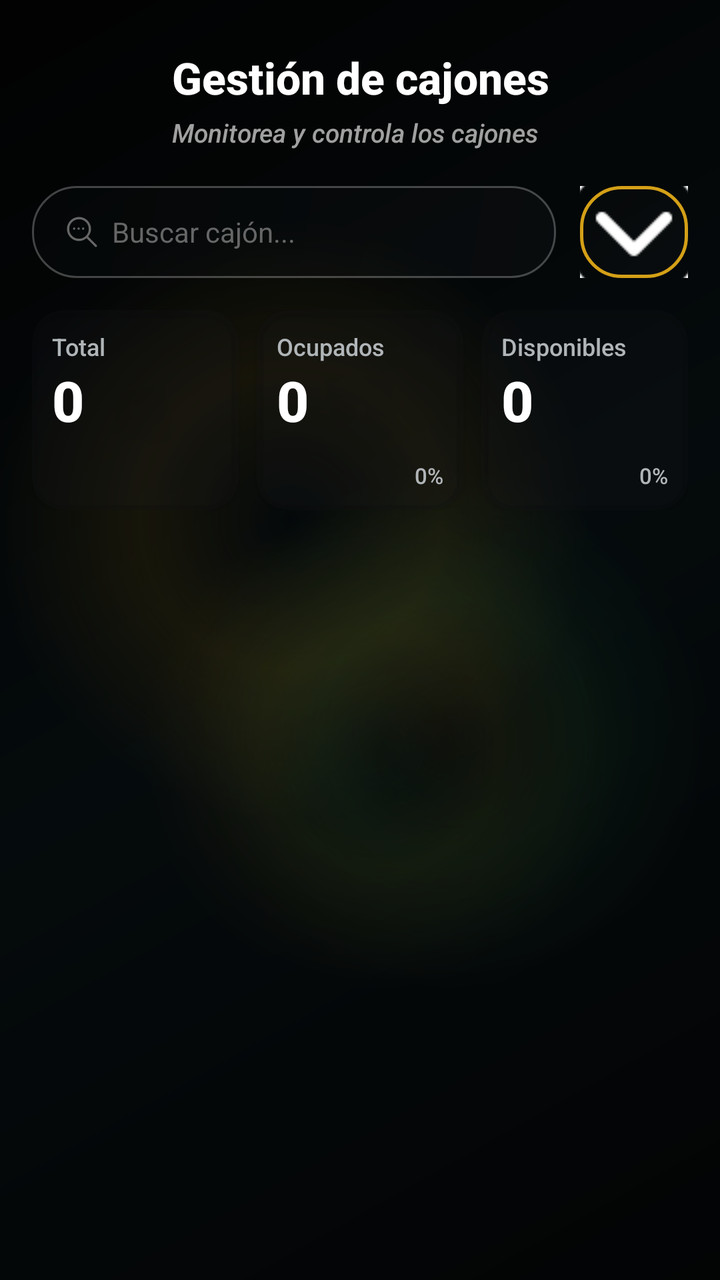
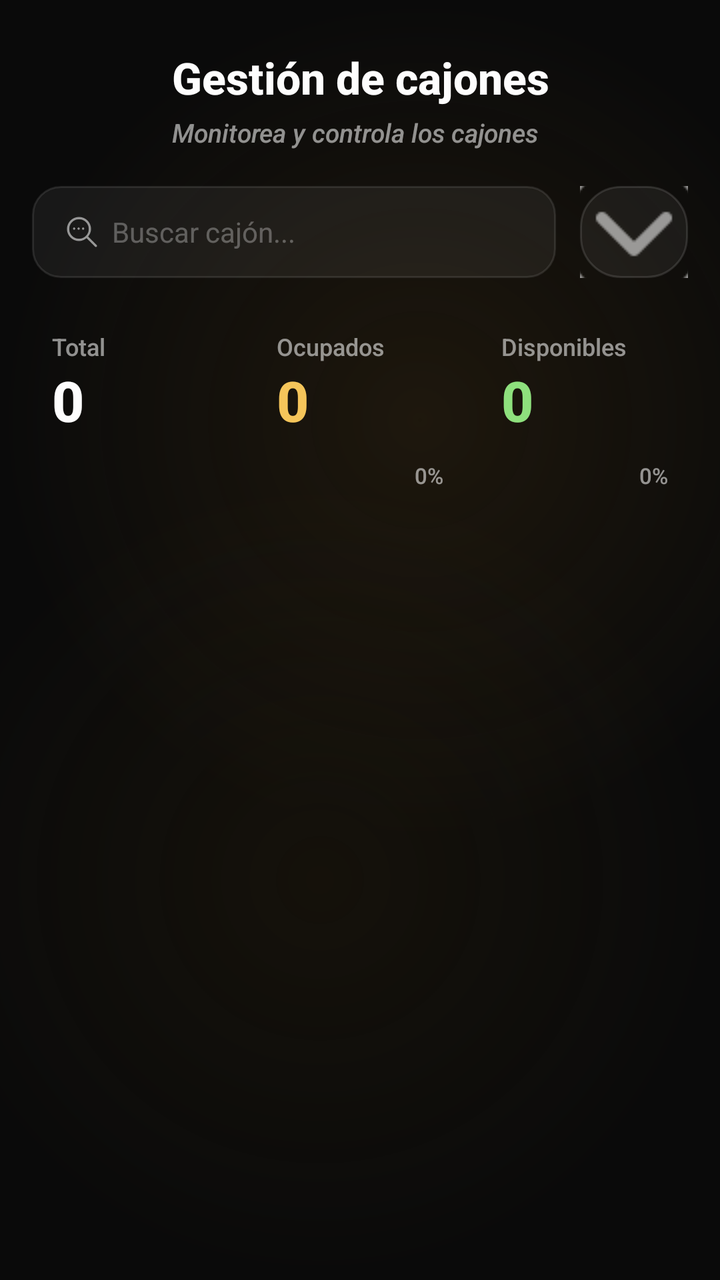

An Android layout rendered at two revisions. The XML below is the earlier revision; the diff shows what the commit changed to produce the second picture.
<!-- AndroidManifest.xml: application theme Theme.AppKaaxPark -->
<!-- res/layout/activity_cajones.xml -->
<?xml version="1.0" encoding="utf-8"?>
<androidx.constraintlayout.widget.ConstraintLayout
    xmlns:android="http://schemas.android.com/apk/res/android"
    xmlns:app="http://schemas.android.com/apk/res-auto"
    xmlns:tools="http://schemas.android.com/tools"
    android:layout_width="match_parent"
    android:layout_height="match_parent"
    android:background="@drawable/bg_screen_glass"
    android:padding="16dp"
    tools:context=".Admin.Cajones">

    <TextView
        android:id="@+id/lblTituloCajones"
        android:layout_width="wrap_content"
        android:layout_height="wrap_content"
        android:layout_marginStart="70dp"
        android:layout_marginTop="8dp"
        android:text="Gestión de cajones"
        android:textColor="#FFFFFF"
        android:textSize="22sp"
        android:textStyle="bold"
        app:layout_constraintStart_toStartOf="parent"
        app:layout_constraintTop_toTopOf="parent" />

    <TextView
        android:id="@+id/lblSubtituloCajones"
        android:layout_width="wrap_content"
        android:layout_height="wrap_content"
        android:layout_marginStart="70dp"
        android:layout_marginTop="4dp"
        android:text="Monitorea y controla los cajones"
        android:textColor="#A0A0A0"
        android:textSize="13sp"
        android:textStyle="italic"
        app:layout_constraintStart_toStartOf="parent"
        app:layout_constraintTop_toBottomOf="@id/lblTituloCajones" />

    <EditText
        android:id="@+id/txtBuscarCajon"
        android:layout_width="0dp"
        android:layout_height="46dp"
        android:layout_marginTop="18dp"
        android:layout_marginEnd="12dp"
        android:background="@drawable/bg_buscador_cajones"
        android:hint="Buscar cajón..."
        android:textColorHint="#666666"
        android:textColor="#FFFFFF"
        android:paddingStart="40dp"
        android:paddingEnd="16dp"
        android:textSize="14sp"
        android:inputType="text"
        app:layout_constraintEnd_toStartOf="@id/btnFiltro"
        app:layout_constraintStart_toStartOf="parent"
        app:layout_constraintTop_toBottomOf="@id/lblSubtituloCajones" />

    <ImageView
        android:layout_width="18dp"
        android:layout_height="18dp"
        android:layout_marginStart="16dp"
        android:src="@drawable/icon_buscar"
        app:layout_constraintBottom_toBottomOf="@id/txtBuscarCajon"
        app:layout_constraintStart_toStartOf="@id/txtBuscarCajon"
        app:layout_constraintTop_toTopOf="@id/txtBuscarCajon"
        app:tint="#666666" />

    <ImageButton
        android:id="@+id/btnFiltro"
        android:layout_width="54dp"
        android:layout_height="46dp"
        android:background="@drawable/bg_filtro_cajones"
        android:src="@drawable/icon_filtro"
        app:layout_constraintBottom_toBottomOf="@id/txtBuscarCajon"
        app:layout_constraintEnd_toEndOf="parent"
        app:layout_constraintTop_toTopOf="@id/txtBuscarCajon"
        app:tint="#FFFFFF" />

    <LinearLayout
        android:id="@+id/layoutContadores"
        android:layout_width="match_parent"
        android:layout_height="100dp"
        android:layout_marginTop="16dp"
        android:orientation="horizontal"
        app:layout_constraintTop_toBottomOf="@id/txtBuscarCajon">

        <androidx.cardview.widget.CardView
            android:layout_width="0dp"
            android:layout_height="match_parent"
            android:layout_weight="1"
            android:layout_marginEnd="6dp"
            app:cardBackgroundColor="@color/glass_surface"
            app:cardCornerRadius="16dp">
            <RelativeLayout
                android:layout_width="match_parent"
                android:layout_height="match_parent"
                android:padding="10dp">
                <TextView
                    android:id="@+id/lblTotalTag"
                    android:layout_width="wrap_content"
                    android:layout_height="wrap_content"
                    android:text="Total"
                    android:textColor="#B0B5B8"
                    android:textSize="12sp" />
                <TextView
                    android:id="@+id/txtTotalCajones"
                    android:layout_width="wrap_content"
                    android:layout_height="wrap_content"
                    android:layout_below="@id/lblTotalTag"
                    android:text="0"
                    android:textColor="#FFFFFF"
                    android:textSize="28sp"
                    android:textStyle="bold"/>
            </RelativeLayout>
        </androidx.cardview.widget.CardView>

        <androidx.cardview.widget.CardView
            android:layout_width="0dp"
            android:layout_height="match_parent"
            android:layout_weight="1"
            android:layout_marginHorizontal="3dp"
            app:cardBackgroundColor="@color/glass_surface"
            app:cardCornerRadius="16dp">
            <RelativeLayout
                android:layout_width="match_parent"
                android:layout_height="match_parent"
                android:padding="10dp">
                <TextView
                    android:id="@+id/lblOcupadosTag"
                    android:layout_width="wrap_content"
                    android:layout_height="wrap_content"
                    android:text="Ocupados"
                    android:textColor="#B0B5B8"
                    android:textSize="12sp" />
                <TextView
                    android:id="@+id/txtOcupadosCajones"
                    android:layout_width="wrap_content"
                    android:layout_height="wrap_content"
                    android:layout_below="@id/lblOcupadosTag"
                    android:text="0"
                    android:textColor="#FFFFFF"
                    android:textSize="28sp"
                    android:textStyle="bold" />
                <TextView
                    android:id="@+id/txtOcupadosPorcentaje"
                    android:layout_width="wrap_content"
                    android:layout_height="wrap_content"
                    android:layout_alignParentEnd="true"
                    android:layout_alignParentBottom="true"
                    android:text="0%"
                    android:textColor="#B0B5B8"
                    android:textSize="11sp" />
            </RelativeLayout>
        </androidx.cardview.widget.CardView>

        <androidx.cardview.widget.CardView
            android:layout_width="0dp"
            android:layout_height="match_parent"
            android:layout_weight="1"
            android:layout_marginStart="6dp"
            app:cardBackgroundColor="@color/glass_surface"
            app:cardCornerRadius="16dp">
            <RelativeLayout
                android:layout_width="match_parent"
                android:layout_height="match_parent"
                android:padding="10dp">
                <TextView
                    android:id="@+id/lblDisponiblesTag"
                    android:layout_width="wrap_content"
                    android:layout_height="wrap_content"
                    android:text="Disponibles"
                    android:textColor="#B0B5B8"
                    android:textSize="12sp" />
                <TextView
                    android:id="@+id/txtDisponiblesCajones"
                    android:layout_width="wrap_content"
                    android:layout_height="wrap_content"
                    android:layout_below="@id/lblDisponiblesTag"
                    android:text="0"
                    android:textColor="#FFFFFF"
                    android:textSize="28sp"
                    android:textStyle="bold"/>
                <TextView
                    android:id="@+id/txtDisponiblesPorcentaje"
                    android:layout_width="wrap_content"
                    android:layout_height="wrap_content"
                    android:layout_alignParentEnd="true"
                    android:layout_alignParentBottom="true"
                    android:text="0%"
                    android:textColor="#B0B5B8"
                    android:textSize="11sp" />
            </RelativeLayout>
        </androidx.cardview.widget.CardView>
    </LinearLayout>

    <ScrollView
        android:layout_width="match_parent"
        android:layout_height="0dp"
        android:layout_marginTop="14dp"
        app:layout_constraintTop_toBottomOf="@id/layoutContadores"
        app:layout_constraintBottom_toBottomOf="parent">

        <LinearLayout
            android:id="@+id/layoutListaCajones"
            android:layout_width="match_parent"
            android:layout_height="wrap_content"
            android:orientation="vertical"
            android:paddingBottom="80dp">

        </LinearLayout>
    </ScrollView>

    <TextView
        android:id="@+id/lblSinCajones"
        android:layout_width="wrap_content"
        android:layout_height="wrap_content"
        android:text="No se encontraron cajones."
        android:textColor="#9E9E9E"
        android:textSize="13sp"
        android:visibility="gone"
        app:layout_constraintTop_toBottomOf="@id/layoutContadores"
        app:layout_constraintStart_toStartOf="parent"
        app:layout_constraintEnd_toEndOf="parent"
        android:layout_marginTop="40dp" />

</androidx.constraintlayout.widget.ConstraintLayout>
<!-- resources referenced by this layout -->
<resources>
  <color name="glass_surface">#33191D21</color>
  <!-- drawable bg_buscador_cajones (drawable) -->
  <?xml version="1.0" encoding="utf-8"?>
  <shape xmlns:android="http://schemas.android.com/apk/res/android"
      android:shape="rectangle">
      <gradient
          android:angle="135"
          android:startColor="#33191D21"
          android:centerColor="#26171B1F"
          android:endColor="#20101214" />
      <stroke
          android:width="1dp"
          android:color="@color/glass_border" />
      <corners android:radius="22dp" />
  </shape>
  <!-- drawable bg_filtro_cajones (drawable) -->
  <?xml version="1.0" encoding="utf-8"?>
  <shape xmlns:android="http://schemas.android.com/apk/res/android"
      android:shape="rectangle">
      <gradient
          android:angle="135"
          android:startColor="#33191D21"
          android:centerColor="#26171B1F"
          android:endColor="#20101214" />
      <stroke
          android:width="1.5dp"
          android:color="@color/gold_primary" />
      <corners android:radius="20dp" />
  </shape>
  <!-- drawable bg_screen_glass (drawable) -->
  <?xml version="1.0" encoding="utf-8"?>
  <layer-list xmlns:android="http://schemas.android.com/apk/res/android">
  
      <item>
          <shape android:shape="rectangle">
              <gradient
                  android:angle="135"
                  android:startColor="#050607"
                  android:centerColor="#081114"
                  android:endColor="#030303" />
          </shape>
      </item>
  
      <item
          android:left="-70dp"
          android:top="-120dp">
          <shape android:shape="oval">
              <size
                  android:width="260dp"
                  android:height="260dp" />
              <gradient
                  android:type="radial"
                  android:gradientRadius="150dp"
                  android:centerColor="#26D4A017"
                  android:endColor="#00D4A017" />
          </shape>
      </item>
  
      <item
          android:right="-90dp"
          android:top="90dp">
          <shape android:shape="oval">
              <size
                  android:width="240dp"
                  android:height="240dp" />
              <gradient
                  android:type="radial"
                  android:gradientRadius="130dp"
                  android:centerColor="#182ECC71"
                  android:endColor="#002ECC71" />
          </shape>
      </item>
  
      <item
          android:left="20dp"
          android:bottom="-110dp">
          <shape android:shape="oval">
              <size
                  android:width="220dp"
                  android:height="220dp" />
              <gradient
                  android:type="radial"
                  android:gradientRadius="120dp"
                  android:centerColor="#1AD4A017"
                  android:endColor="#00D4A017" />
          </shape>
      </item>
  
      <item>
          <shape android:shape="rectangle">
              <solid android:color="@color/glass_scrim" />
          </shape>
      </item>
  
  </layer-list>
  <style name="Theme.AppKaaxPark" parent="Base.Theme.AppKaaxPark" />
  <color name="glass_border">#40FFFFFF</color>
  <color name="gold_primary">#D4A017</color>
  <color name="glass_scrim">#66000000</color>
  <color name="black">#FF000000</color>
  <color name="gold_secondary">#E5A93C</color>
  <color name="gold_light">#F0C24B</color>
  <color name="white">#FFFFFFFF</color>
  <color name="glass_surface_soft">#22191D21</color>
  <style name="Widget.AppKaaxPark.TextView" parent="@android:style/Widget.TextView">
          <item name="android:fontFamily">sans-serif-medium</item>
      </style>
  <style name="Widget.AppKaaxPark.EditText" parent="@android:style/Widget.EditText">
          <item name="android:fontFamily">sans-serif-medium</item>
      </style>
  <style name="Widget.AppKaaxPark.Button" parent="@android:style/Widget.Button">
          <item name="android:fontFamily">sans-serif-medium</item>
          <item name="android:letterSpacing">0.02</item>
      </style>
  <!-- unchanged entries left out for length: 3 -->
</resources>

<!-- the commit's change to res/layout/activity_cajones.xml (unified diff, before → after) -->
@@ -16,7 +16,7 @@
         android:layout_marginStart="70dp"
         android:layout_marginTop="8dp"
         android:text="Gestión de cajones"
-        android:textColor="#FFFFFF"
+        android:textColor="#FDFDFD"
         android:textSize="22sp"
         android:textStyle="bold"
         app:layout_constraintStart_toStartOf="parent"
@@ -29,7 +29,7 @@
         android:layout_marginStart="70dp"
         android:layout_marginTop="4dp"
         android:text="Monitorea y controla los cajones"
-        android:textColor="#A0A0A0"
+        android:textColor="#8CFFFFFF"
         android:textSize="13sp"
         android:textStyle="italic"
         app:layout_constraintStart_toStartOf="parent"
@@ -41,10 +41,10 @@
         android:layout_height="46dp"
         android:layout_marginTop="18dp"
         android:layout_marginEnd="12dp"
-        android:background="@drawable/bg_buscador_cajones"
+        android:background="@drawable/bg_input_glass"
         android:hint="Buscar cajón..."
-        android:textColorHint="#666666"
-        android:textColor="#FFFFFF"
+        android:textColorHint="#4DFFFFFF"
+        android:textColor="#FDFDFD"
         android:paddingStart="40dp"
         android:paddingEnd="16dp"
         android:textSize="14sp"
@@ -61,18 +61,18 @@
         app:layout_constraintBottom_toBottomOf="@id/txtBuscarCajon"
         app:layout_constraintStart_toStartOf="@id/txtBuscarCajon"
         app:layout_constraintTop_toTopOf="@id/txtBuscarCajon"
-        app:tint="#666666" />
+        app:tint="#8CFFFFFF" />
 
     <ImageButton
         android:id="@+id/btnFiltro"
         android:layout_width="54dp"
         android:layout_height="46dp"
-        android:background="@drawable/bg_filtro_cajones"
+        android:background="@drawable/bg_glass_chip"
         android:src="@drawable/icon_filtro"
         app:layout_constraintBottom_toBottomOf="@id/txtBuscarCajon"
         app:layout_constraintEnd_toEndOf="parent"
         app:layout_constraintTop_toTopOf="@id/txtBuscarCajon"
-        app:tint="#FFFFFF" />
+        app:tint="#8CFFFFFF" />
 
     <LinearLayout
         android:id="@+id/layoutContadores"
@@ -87,8 +87,10 @@
             android:layout_height="match_parent"
             android:layout_weight="1"
             android:layout_marginEnd="6dp"
-            app:cardBackgroundColor="@color/glass_surface"
-            app:cardCornerRadius="16dp">
+            app:cardBackgroundColor="@android:color/transparent"
+            android:background="@drawable/bg_glass_card"
+            app:cardCornerRadius="18dp"
+            app:cardElevation="0dp">
             <RelativeLayout
                 android:layout_width="match_parent"
                 android:layout_height="match_parent"
@@ -98,7 +100,7 @@
                     android:layout_width="wrap_content"
                     android:layout_height="wrap_content"
                     android:text="Total"
-                    android:textColor="#B0B5B8"
+                    android:textColor="#8CFFFFFF"
                     android:textSize="12sp" />
                 <TextView
                     android:id="@+id/txtTotalCajones"
@@ -106,7 +108,7 @@
                     android:layout_height="wrap_content"
                     android:layout_below="@id/lblTotalTag"
                     android:text="0"
-                    android:textColor="#FFFFFF"
+                    android:textColor="#FDFDFD"
                     android:textSize="28sp"
                     android:textStyle="bold"/>
             </RelativeLayout>
@@ -117,8 +119,10 @@
             android:layout_height="match_parent"
             android:layout_weight="1"
             android:layout_marginHorizontal="3dp"
-            app:cardBackgroundColor="@color/glass_surface"
-            app:cardCornerRadius="16dp">
+            app:cardBackgroundColor="@android:color/transparent"
+            android:background="@drawable/bg_glass_card"
+            app:cardCornerRadius="18dp"
+            app:cardElevation="0dp">
             <RelativeLayout
                 android:layout_width="match_parent"
                 android:layout_height="match_parent"
@@ -128,7 +132,7 @@
                     android:layout_width="wrap_content"
                     android:layout_height="wrap_content"
                     android:text="Ocupados"
-                    android:textColor="#B0B5B8"
+                    android:textColor="#8CFFFFFF"
                     android:textSize="12sp" />
                 <TextView
                     android:id="@+id/txtOcupadosCajones"
@@ -136,7 +140,7 @@
                     android:layout_height="wrap_content"
                     android:layout_below="@id/lblOcupadosTag"
                     android:text="0"
-                    android:textColor="#FFFFFF"
+                    android:textColor="#F5C55A"
                     android:textSize="28sp"
                     android:textStyle="bold" />
                 <TextView
@@ -146,7 +150,7 @@
                     android:layout_alignParentEnd="true"
                     android:layout_alignParentBottom="true"
                     android:text="0%"
-                    android:textColor="#B0B5B8"
+                    android:textColor="#8CFFFFFF"
                     android:textSize="11sp" />
             </RelativeLayout>
         </androidx.cardview.widget.CardView>
@@ -156,8 +160,10 @@
             android:layout_height="match_parent"
             android:layout_weight="1"
             android:layout_marginStart="6dp"
-            app:cardBackgroundColor="@color/glass_surface"
-            app:cardCornerRadius="16dp">
+            app:cardBackgroundColor="@android:color/transparent"
+            android:background="@drawable/bg_glass_card"
+            app:cardCornerRadius="18dp"
+            app:cardElevation="0dp">
             <RelativeLayout
                 android:layout_width="match_parent"
                 android:layout_height="match_parent"
@@ -167,7 +173,7 @@
                     android:layout_width="wrap_content"
                     android:layout_height="wrap_content"
                     android:text="Disponibles"
-                    android:textColor="#B0B5B8"
+                    android:textColor="#8CFFFFFF"
                     android:textSize="12sp" />
                 <TextView
                     android:id="@+id/txtDisponiblesCajones"
@@ -175,7 +181,7 @@
                     android:layout_height="wrap_content"
                     android:layout_below="@id/lblDisponiblesTag"
                     android:text="0"
-                    android:textColor="#FFFFFF"
+                    android:textColor="#8EE07D"
                     android:textSize="28sp"
                     android:textStyle="bold"/>
                 <TextView
@@ -185,7 +191,7 @@
                     android:layout_alignParentEnd="true"
                     android:layout_alignParentBottom="true"
                     android:text="0%"
-                    android:textColor="#B0B5B8"
+                    android:textColor="#8CFFFFFF"
                     android:textSize="11sp" />
             </RelativeLayout>
         </androidx.cardview.widget.CardView>
@@ -213,8 +219,8 @@
         android:layout_width="wrap_content"
         android:layout_height="wrap_content"
         android:text="No se encontraron cajones."
-        android:textColor="#9E9E9E"
-        android:textSize="13sp"
+        android:textColor="#4DFFFFFF"
+        android:textSize="14sp"
         android:visibility="gone"
         app:layout_constraintTop_toBottomOf="@id/layoutContadores"
         app:layout_constraintStart_toStartOf="parent"
<!-- resource entries referenced after the edit -->
@@ -1,96 +1,82 @@
 <!-- resources referenced by this layout -->
 <resources>
-  <color name="glass_surface">#33191D21</color>
-  <!-- drawable bg_buscador_cajones (drawable) -->
+  <!-- drawable bg_glass_card (drawable) -->
   <?xml version="1.0" encoding="utf-8"?>
   <shape xmlns:android="http://schemas.android.com/apk/res/android"
       android:shape="rectangle">
-      <gradient
-          android:angle="135"
-          android:startColor="#33191D21"
-          android:centerColor="#26171B1F"
-          android:endColor="#20101214" />
+      <solid android:color="#0FFFFFFF" /> 
       <stroke
           android:width="1dp"
-          android:color="@color/glass_border" />
-      <corners android:radius="22dp" />
+          android:color="#1AFFFFFF" /> 
+      <corners android:radius="18dp" />
   </shape>
-  <!-- drawable bg_filtro_cajones (drawable) -->
+  <!-- drawable bg_glass_chip (drawable) -->
   <?xml version="1.0" encoding="utf-8"?>
   <shape xmlns:android="http://schemas.android.com/apk/res/android"
       android:shape="rectangle">
-      <gradient
-          android:angle="135"
-          android:startColor="#33191D21"
-          android:centerColor="#26171B1F"
-          android:endColor="#20101214" />
+      <solid android:color="#0FFFFFFF" />
       <stroke
-          android:width="1.5dp"
-          android:color="@color/gold_primary" />
+          android:width="1dp"
+          android:color="#1FFFFFFF" />
       <corners android:radius="20dp" />
   </shape>
+  <!-- drawable bg_input_glass (drawable) -->
+  <?xml version="1.0" encoding="utf-8"?>
+  <selector xmlns:android="http://schemas.android.com/apk/res/android">
+      <item android:state_focused="true">
+          <shape android:shape="rectangle">
+              <solid android:color="#0FFFFFFF" />
+              <stroke
+                  android:width="1.5dp"
+                  android:color="#F5C55A" />
+              <corners android:radius="14dp" />
+          </shape>
+      </item>
+      <item>
+          <shape android:shape="rectangle">
+              <solid android:color="#0FFFFFFF" />
+              <stroke
+                  android:width="1dp"
+                  android:color="#1AFFFFFF" />
+              <corners android:radius="14dp" />
+          </shape>
+      </item>
+  </selector>
+  <color name="glass_surface">#33191D21</color>
   <!-- drawable bg_screen_glass (drawable) -->
   <?xml version="1.0" encoding="utf-8"?>
   <layer-list xmlns:android="http://schemas.android.com/apk/res/android">
   
+      
       <item>
           <shape android:shape="rectangle">
-              <gradient
-                  android:angle="135"
-                  android:startColor="#050607"
-                  android:centerColor="#081114"
-                  android:endColor="#030303" />
+              <solid android:color="#0A0A0A" />
           </shape>
       </item>
   
-      <item
-          android:left="-70dp"
-          android:top="-120dp">
+      
+      <item android:gravity="top|start">
           <shape android:shape="oval">
-              <size
-                  android:width="260dp"
-                  android:height="260dp" />
+              <size android:width="420dp" android:height="420dp" />
               <gradient
                   android:type="radial"
-                  android:gradientRadius="150dp"
-                  android:centerColor="#26D4A017"
-                  android:endColor="#00D4A017" />
+                  android:gradientRadius="210dp"
+                  android:centerColor="#333A2A10"
+                  android:startColor="#663A2A10"
+                  android:endColor="#000A0A0A" />
           </shape>
       </item>
   
-      <item
-          android:right="-90dp"
-          android:top="90dp">
+      
+      <item android:gravity="bottom|end">
           <shape android:shape="oval">
-              <size
-                  android:width="240dp"
-                  android:height="240dp" />
+              <size android:width="400dp" android:height="400dp" />
               <gradient
                   android:type="radial"
-                  android:gradientRadius="130dp"
-                  android:centerColor="#182ECC71"
-                  android:endColor="#002ECC71" />
-          </shape>
-      </item>
-  
-      <item
-          android:left="20dp"
-          android:bottom="-110dp">
-          <shape android:shape="oval">
-              <size
-                  android:width="220dp"
-                  android:height="220dp" />
-              <gradient
-                  android:type="radial"
-                  android:gradientRadius="120dp"
-                  android:centerColor="#1AD4A017"
-                  android:endColor="#00D4A017" />
-          </shape>
-      </item>
-  
-      <item>
-          <shape android:shape="rectangle">
-              <solid android:color="@color/glass_scrim" />
+                  android:gradientRadius="200dp"
+                  android:centerColor="#2A2A1F0A"
+                  android:startColor="#552A1F0A"
+                  android:endColor="#000A0A0A" />
           </shape>
       </item>
   
@@ -98,7 +84,6 @@
   <style name="Theme.AppKaaxPark" parent="Base.Theme.AppKaaxPark" />
   <color name="glass_border">#40FFFFFF</color>
   <color name="gold_primary">#D4A017</color>
-  <color name="glass_scrim">#66000000</color>
   <color name="black">#FF000000</color>
   <color name="gold_secondary">#E5A93C</color>
   <color name="gold_light">#F0C24B</color>
